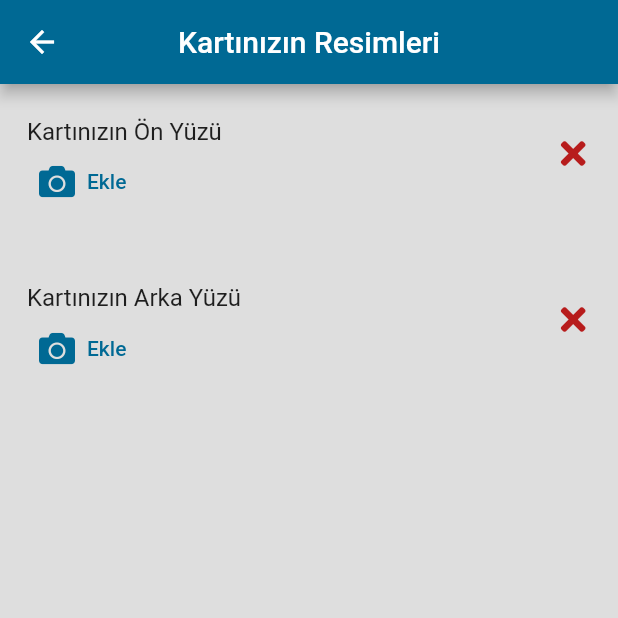
After one commit to Akifcan/budget_app_flutter, a Flutter app: the AddWithCamera screen opened directly, on a phone screen of 412 x 824 dp, the top half of it. The commit adds this screen. Run offline on Flutter 3.47's test engine with Material 2 defaults, Android fonts, the phone set to English and light mode, and no system bars; our stand-ins replace fluttertoast, font_awesome_flutter, image_picker, local_auth, sqflite, syncfusion_flutter_charts; accounts and stored records are empty.

Commit message:
pick and preview images

```diff
--- /dev/null
+++ b/lib/views/cards/add/with-camera/add_with_camera.dart
@@ -0,0 +1,87 @@
+import 'dart:io';
+
+import 'package:budget/core/navigator_service.dart';
+import 'package:budget/style.dart';
+import 'package:budget/views/cards/add/with-camera/preview_image.dart';
+import 'package:budget/widgets/picked_image_card.dart';
+import 'package:flutter/material.dart';
+import 'package:image_picker/image_picker.dart';
+
+class CardImagesModel {
+  String title;
+  XFile? image;
+
+  CardImagesModel({required this.title, required this.image});
+}
+
+class AddWithCamera extends StatefulWidget {
+  const AddWithCamera({Key? key}) : super(key: key);
+
+  @override
+  State<AddWithCamera> createState() => _AddWithCameraState();
+}
+
+class _AddWithCameraState extends State<AddWithCamera> {
+  final List<CardImagesModel> images = [
+    CardImagesModel(title: "Kartınızın Ön Yüzü", image: null),
+    CardImagesModel(title: "Kartınızın Arka Yüzü", image: null),
+  ];
+
+  final ImagePicker picker = ImagePicker();
+
+  bool get areImagesSelected =>
+      images.where((element) => element.image == null).isEmpty;
+
+  void pickImage(int index) async {
+    final XFile? photo = await picker.pickImage(source: ImageSource.camera);
+    if (photo != null) {
+      setState(() {
+        images[index].image = photo;
+      });
+    }
+  }
+
+  void previewImage(int index) {
+    NavigationService.push(
+        PreviewImage(image: File(images[index].image!.path)));
+  }
+
+  @override
+  Widget build(BuildContext context) {
+    areImagesSelected;
+    return Scaffold(
+      appBar: AppBar(
+        title: const Text("Kartınızın Resimleri"),
+      ),
+      bottomNavigationBar: areImagesSelected
+          ? InkWell(
+              onTap: () {},
+              child: Container(
+                color: primaryColor,
+                height: MediaQuery.of(context).size.height * .1,
+                child: Center(
+                    child: Text(
+                  "Kartınızı Ekleyin",
+                  style: Theme.of(context).textTheme.headline5!.copyWith(
+                      color: Colors.white, fontWeight: FontWeight.w600),
+                )),
+              ),
+            )
+          : const SizedBox.shrink(),
+      body: Column(
+        children: [
+          ListView.builder(
+            shrinkWrap: true,
+            itemCount: images.length,
+            itemBuilder: (_, index) {
+              return PickedImageCard(
+                  pickImage: () => pickImage(index),
+                  previewImage: () => previewImage(index),
+                  cardImagesModel: images[index]);
+            },
+          )
+        ],
+      ),
+    );
+  }
+}
--- a/lib/views/login.dart
+++ b/lib/views/login.dart
@@ -1,4 +1,6 @@
+import 'package:budget/core/navigator_service.dart';
 import 'package:budget/style.dart';
+import 'package:budget/views/cards/my_cards.dart';
 import 'package:flutter/gestures.dart';
 import 'package:flutter/material.dart';
 import 'package:local_auth/local_auth.dart';
@@ -20,7 +22,9 @@ class _LoginState extends State<Login> {
   auth() async {
     bool didAuthenticate = await localAuth.authenticate(
         localizedReason: 'Please authenticate to show account balance');
-    print(didAuthenticate);
+    if (didAuthenticate) {
+      NavigationService.push(const MyCards());
+    }
   }
 
   @override
--- /dev/null
+++ b/lib/widgets/picked_image_card.dart
@@ -0,0 +1,42 @@
+import 'package:budget/style.dart';
+import 'package:budget/views/cards/add/with-camera/add_with_camera.dart';
+import 'package:flutter/material.dart';
+import 'package:font_awesome_flutter/font_awesome_flutter.dart';
+
+class PickedImageCard extends StatelessWidget {
+  final CardImagesModel cardImagesModel;
+  final VoidCallback pickImage;
+  final VoidCallback previewImage;
+  const PickedImageCard(
+      {Key? key,
+      required this.cardImagesModel,
+      required this.pickImage,
+      required this.previewImage})
+      : super(key: key);
+
+  @override
+  Widget build(BuildContext context) {
+    return ListTile(
+      contentPadding: const EdgeInsets.all(18),
+      onTap: () {
+        if (cardImagesModel.image != null) {
+          previewImage();
+        } else {
+          pickImage();
+        }
+      },
+      title: Text(cardImagesModel.title),
+      subtitle: Align(
+        alignment: Alignment.centerLeft,
+        child: TextButton.icon(
+            onPressed: () {},
+            icon: const Icon(FontAwesomeIcons.camera, color: primaryColor),
+            label: Text(cardImagesModel.image != null ? "Görüntüle" : "Ekle",
+                style: const TextStyle(color: primaryColor))),
+      ),
+      trailing: cardImagesModel.image != null
+          ? const Icon(Icons.done, color: primaryColor)
+          : Icon(FontAwesomeIcons.times, color: Colors.red[900]),
+    );
+  }
+}
--- a/pubspec.yaml
+++ b/pubspec.yaml
@@ -40,6 +40,7 @@ dependencies:
   fluttertoast: ^8.0.8
   syncfusion_flutter_charts: ^19.4.48
   local_auth: ^1.1.10
+  image_picker: ^0.8.4+6
 
 dev_dependencies:
   # The "flutter_lints" package below contains a set of recommended lints to
```
Also changed, not shown: lib/views/cards/add/with-camera/preview_image.dart (added, +15 -0 lines), lib/views/cards/my_cards.dart (added, +57 -0 lines), pubspec.lock, 1 other file.
